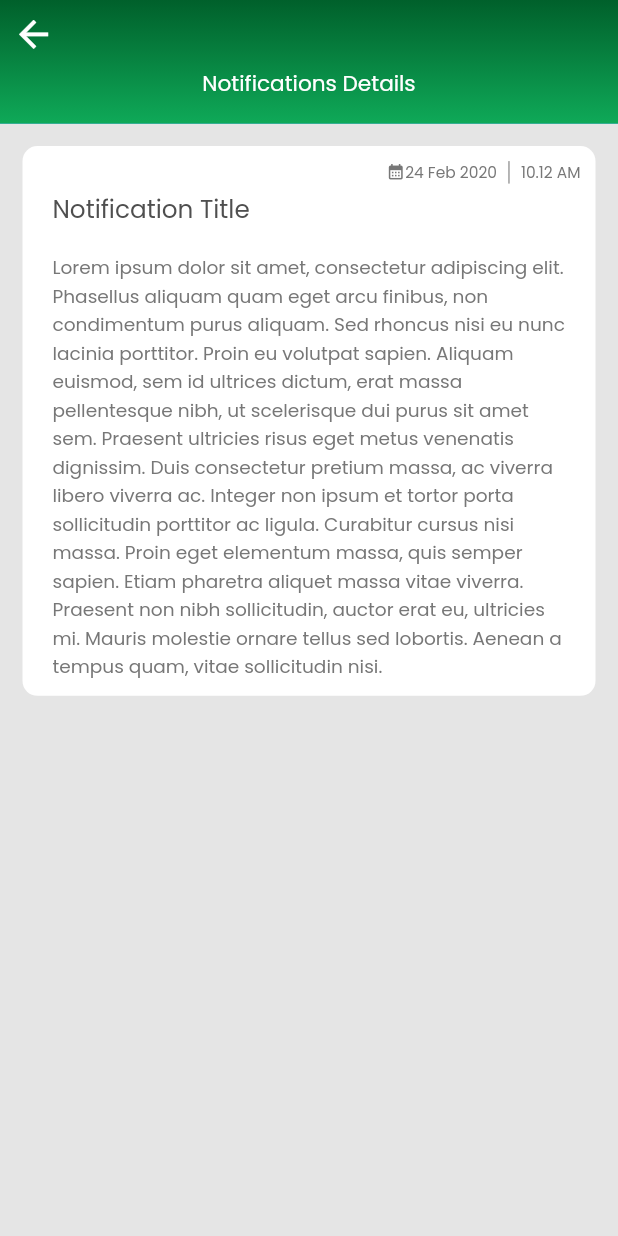
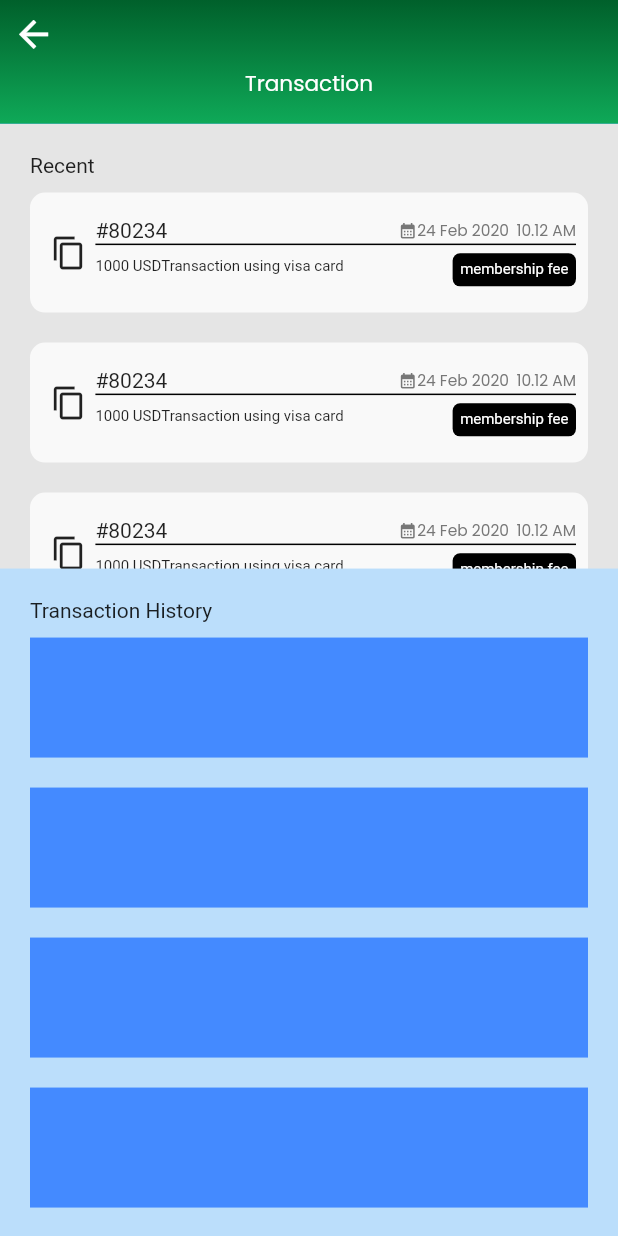
Before and after one commit to mahmudulri/07-Update-Austta, a Flutter app: the screen it shows after launch, on a phone screen of 412 x 824 dp. Run offline on Flutter 3.47's test engine with Material 2 defaults, Android fonts, the phone set to English and light mode, and no system bars; our stand-ins replace carousel_slider, file_picker, firebase_core, firebase_messaging, flutter_html, flutter_local_notifications and 10 more; missing offline and left inert: delta_to_html, flutter_quill, outlined_text, qr_code_scanner; accounts and stored records are empty; Roboto replaces fonts that are missing (Poppins_Regular).

Commit message:
added transaction page

```diff
--- /dev/null
+++ b/lib/app/modules/transaction/my_transaction.dart
@@ -0,0 +1,292 @@
+import 'package:flutter/material.dart';
+import 'package:flutter/services.dart';
+import 'package:google_fonts/google_fonts.dart';
+
+class MyTransaction extends StatelessWidget {
+  const MyTransaction({super.key});
+
+  @override
+  Widget build(BuildContext context) {
+    var screenWidth = MediaQuery.of(context).size.width;
+    var screenHeigth = MediaQuery.of(context).size.height;
+    String longText =
+        "Lorem ipsum dolor sit amet, consectetur adipiscing elit. Phasellus aliquam quam eget arcu finibus, non condimentum purus aliquam. Sed rhoncus nisi eu nunc lacinia porttitor. Proin eu volutpat sapien. Aliquam euismod, sem id ultrices dictum, erat massa pellentesque nibh, ut scelerisque dui purus sit amet sem. Praesent ultricies risus eget metus venenatis dignissim. Duis consectetur pretium massa, ac viverra libero viverra ac. Integer non ipsum et tortor porta sollicitudin porttitor ac ligula. Curabitur cursus nisi massa. Proin eget elementum massa, quis semper sapien. Etiam pharetra aliquet massa vitae viverra. Praesent non nibh sollicitudin, auctor erat eu, ultricies mi. Mauris molestie ornare tellus sed lobortis. Aenean a tempus quam, vitae sollicitudin nisi.";
+    // SystemChrome.setEnabledSystemUIMode(SystemUiMode.manual,
+    //     overlays: [SystemUiOverlay.bottom]);
+    SystemChrome.setSystemUIOverlayStyle(
+        SystemUiOverlayStyle(statusBarColor: Color(0xffff00602B)));
+
+    return SafeArea(
+      child: Scaffold(
+          appBar: AppBar(
+            toolbarHeight: screenHeigth * 0.100,
+            flexibleSpace: Container(
+              // height: screenHeigth * 0.120,
+              width: double.infinity,
+              decoration: const BoxDecoration(
+                gradient: LinearGradient(
+                  begin: Alignment.topCenter,
+                  end: Alignment.bottomCenter,
+                  colors: [
+                    Color(0xff00602B),
+                    Color(0xff0FA958),
+                  ],
+                ),
+              ),
+              child: Column(
+                children: [
+                  Padding(
+                    padding: const EdgeInsets.all(8.0),
+                    child: Row(
+                      mainAxisAlignment: MainAxisAlignment.spaceBetween,
+                      children: [
+                        Icon(
+                          Icons.arrow_back,
+                          color: Colors.white,
+                          size: screenWidth * 0.070,
+                        ),
+                      ],
+                    ),
+                  ),
+                  Text(
+                    "Transaction",
+                    style: GoogleFonts.poppins(
+                      textStyle: TextStyle(
+                        fontSize: screenWidth * 0.035,
+                        color: Color(0xffFFFFFF),
+                      ),
+                    ),
+                  ),
+                ],
+              ),
+            ),
+            elevation: 0.0,
+          ),
+          backgroundColor: Color(0xffE5E5E5),
+          body: Column(
+            children: [
+              Expanded(
+                flex: 2,
+                child: Container(
+                  // color: Colors.blue.shade100,
+                  child: Column(
+                    children: [
+                      Padding(
+                        padding: const EdgeInsets.only(
+                          top: 20,
+                          left: 20,
+                        ),
+                        child: Row(
+                          children: [
+                            Text("Recent"),
+                          ],
+                        ),
+                      ),
+                      Expanded(
+                        child: ListView.builder(
+                          physics: BouncingScrollPhysics(),
+                          itemCount: 20,
+                          itemBuilder: (context, index) {
+                            return Padding(
+                              padding: const EdgeInsets.only(
+                                left: 20,
+                                right: 20,
+                                top: 10,
+                                bottom: 10,
+                              ),
+                              child: Container(
+                                  height: 80,
+                                  width: screenWidth,
+                                  decoration: BoxDecoration(
+                                    borderRadius:
+                                        BorderRadius.all(Radius.circular(10)),
+                                    color: Color(0xffF9F9F9),
+                                  ),
+                                  child: Padding(
+                                    padding: const EdgeInsets.all(8.0),
+                                    child: Row(
+                                      children: [
+                                        Expanded(
+                                          flex: 1,
+                                          child: Container(
+                                            child: Icon(
+                                              Icons.copy,
+                                            ),
+                                          ),
+                                        ),
+                                        Expanded(
+                                          flex: 9,
+                                          child: Container(
+                                            child: Column(
+                                              mainAxisAlignment:
+                                                  MainAxisAlignment.center,
+                                              crossAxisAlignment:
+                                                  CrossAxisAlignment.start,
+                                              children: [
+                                                Row(
+                                                  children: [
+                                                    Text("#80234"),
+                                                    Spacer(),
+                                                    Container(
+                                                      child: Row(
+                                                        children: [
+                                                          Icon(
+                                                            Icons
+                                                                .calendar_month,
+                                                            color: Color(
+                                                                0xff777777),
+                                                            size: screenWidth *
+                                                                0.030,
+                                                          ),
+                                                          Text(
+                                                            '24 Feb 2020',
+                                                            style: GoogleFonts
+                                                                .poppins(
+                                                              textStyle:
+                                                                  TextStyle(
+                                                                fontSize:
+                                                                    screenWidth *
+                                                                        0.025,
+                                                                color: Color(
+                                                                    0xff777777),
+                                                              ),
+                                                            ),
+                                                          ),
+                                                          SizedBox(
+                                                            width: 5,
+                                                          ),
+                                                          Text(
+                                                            '10.12 AM',
+                                                            style: GoogleFonts
+                                                                .poppins(
+                                                              textStyle:
+                                                                  TextStyle(
+                                                                fontSize:
+                                                                    screenWidth *
+                                                                        0.025,
+                                                                color: Color(
+                                                                    0xff777777),
+                                                              ),
+                                                            ),
+                                                          ),
+                                                        ],
+                                                      ),
+                                                    ),
+                                                  ],
+                                                ),
+                                                Divider(
+                                                  color: Colors.black,
+                                                  height: 2,
+                                                  thickness: 1,
+                                                ),
+                                                Row(
+                                                  children: [
+                                                    Text(
+                                                      "1000 USD",
+                                                      style: TextStyle(
+                                                        fontSize: 10,
+                                                      ),
+                                                    ),
+                                                    Text(
+                                                      "Transaction using visa card",
+                                                      style: TextStyle(
+                                                        fontSize: 10,
+                                                      ),
+                                                    ),
+                                                    Spacer(),
+                                                    Padding(
+                                                      padding:
+                                                          const EdgeInsets.only(
+                                                        top: 5,
+                                                      ),
+                                                      child: Container(
+                                                        decoration:
+                                                            BoxDecoration(
+                                                          borderRadius:
+                                                              BorderRadius.all(
+                                                                  Radius
+                                                                      .circular(
+                                                                          5)),
+                                                          color: Colors.black,
+                                                        ),
+                                                        child: Padding(
+                                                          padding:
+                                                              const EdgeInsets
+                                                                  .all(5.0),
+                                                          child: Text(
+                                                            "membership fee",
+                                                            style: TextStyle(
+                                                              fontSize: 10,
+                                                              color:
+                                                                  Colors.white,
+                                                            ),
+                                                          ),
+                                                        ),
+                                                      ),
+                                                    ),
+                                                  ],
+                                                ),
+                                              ],
+                                            ),
+                                          ),
+                                        ),
+                                      ],
+                                    ),
+                                  )),
+                            );
+                          },
+                        ),
+                      )
+                    ],
+                  ),
+                ),
+              ),
+              Expanded(
+                flex: 3,
+                child: Container(
+                  color: Colors.blue.shade100,
+                  child: Column(
+                    children: [
+                      Padding(
+                        padding: const EdgeInsets.only(
+                          top: 20,
+                          left: 20,
+                        ),
+                        child: Row(
+                          children: [
+                            Text("Transaction History"),
+                          ],
+                        ),
+                      ),
+                      Expanded(
+                        child: ListView.builder(
+                          physics: BouncingScrollPhysics(),
+                          itemCount: 20,
+                          itemBuilder: (context, index) {
+                            return Padding(
+                              padding: const EdgeInsets.only(
+                                left: 20,
+                                right: 20,
+                                top: 10,
+                                bottom: 10,
+                              ),
+                              child: Container(
+                                height: 80,
+                                width: screenWidth,
+                                decoration: BoxDecoration(
+                                  color: Colors.blueAccent,
+                                ),
+                              ),
+                            );
+                          },
+                        ),
+                      )
+                    ],
+                  ),
+                ),
+              ),
+            ],
+          )),
+    );
+  }
+}
--- a/lib/app/routes/app_pages.dart
+++ b/lib/app/routes/app_pages.dart
@@ -1,6 +1,7 @@
 import 'package:aust_textile_alumni/app/modules/live_stream/live_stream_view.dart';
 import 'package:aust_textile_alumni/app/modules/notification/views/notification_details.dart';
 import 'package:aust_textile_alumni/app/modules/notification/views/notification_view.dart';
+import 'package:aust_textile_alumni/app/modules/transaction/my_transaction.dart';
 import 'package:aust_textile_alumni/app/modules/user_profile/views/user_profile.dart';
 import 'package:aust_textile_alumni/draft.dart';
 import 'package:get/get.dart';
@@ -35,7 +36,7 @@ part 'app_routes.dart';
 class AppPages {
   AppPages._();
 
-  static const INITIAL = Routes.NOTIFICATION_DETAILS;
+  static const INITIAL = Routes.MY_TRANSACTIONS;
 
   static final routes = [
     GetPage(
@@ -118,5 +119,9 @@ class AppPages {
       name: _Paths.NOTIFICATION_DETAILS,
       page: () => NotificatonDetails(),
     ),
+    GetPage(
+      name: _Paths.MY_TRANSACTIONS,
+      page: () => MyTransaction(),
+    ),
   ];
 }
--- a/lib/app/routes/app_routes.dart
+++ b/lib/app/routes/app_routes.dart
@@ -21,6 +21,7 @@ abstract class Routes {
   static const USER_PROFILE = _Paths.USER_PROFILE;
   static const NOTIFICATION = _Paths.NOTIFICATION;
   static const NOTIFICATION_DETAILS = _Paths.NOTIFICATION_DETAILS;
+  static const MY_TRANSACTIONS = _Paths.MY_TRANSACTIONS;
 }
 
 abstract class _Paths {
@@ -41,4 +42,5 @@ abstract class _Paths {
   static const USER_PROFILE = '/user-profile';
   static const NOTIFICATION = '/notification';
   static const NOTIFICATION_DETAILS = '/notification-details';
+  static const MY_TRANSACTIONS = '/my-transaction';
 }
```
